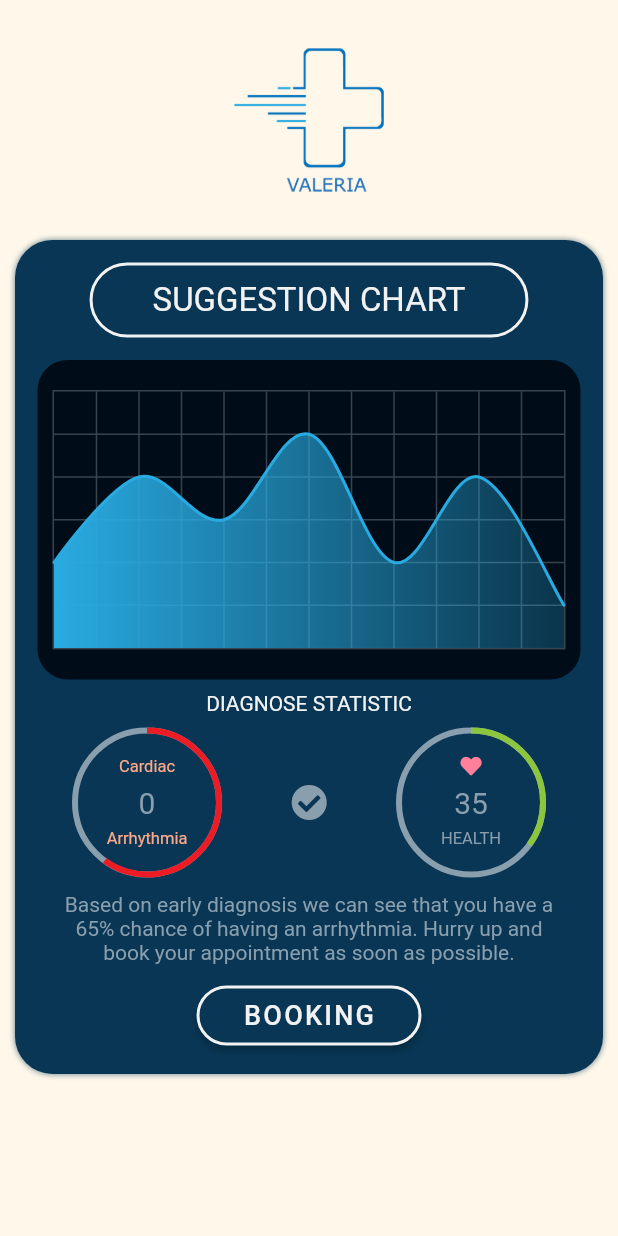
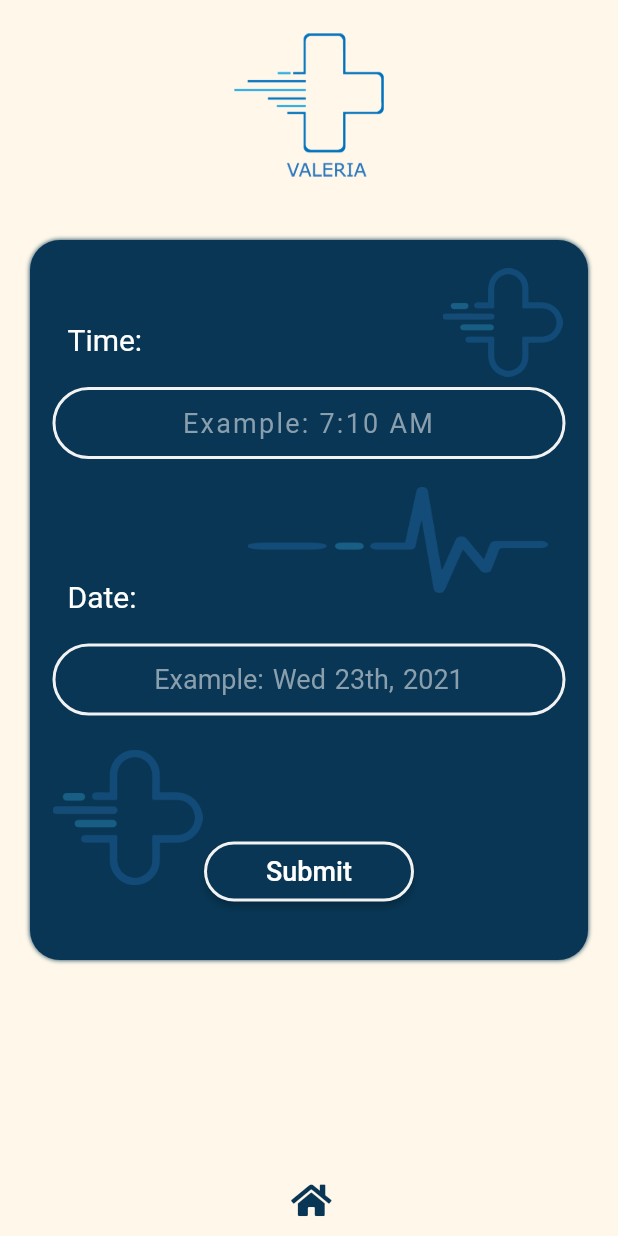
Before and after one commit to nguyenhoanglam1402/valeria-project, a Flutter app: the screen it shows after launch, on a phone screen of 412 x 824 dp. Run offline on Flutter 3.47's test engine with Material 2 defaults, Android fonts, the light colour scheme and no system bars; drawn by our look-alikes of fl_chart, percent_indicator; our stand-ins replace font_awesome_flutter.

Commit message:
[Updated - May 31st, 2021] - [LamDev] + Added blank_page.dart. + Updated and modified main.dart. + Added schedule_picker.dart.

```diff
--- /dev/null
+++ b/lib/activitives/blank_page.dart
@@ -0,0 +1,60 @@
+import 'package:flutter/material.dart';
+import 'dart:math' as math;
+import 'package:font_awesome_flutter/font_awesome_flutter.dart';
+import 'package:valeria_app/widgets/schedule_picker.dart';
+
+class BlankPage extends StatelessWidget {
+  const BlankPage({Key key}) : super(key: key);
+
+
+  @override
+  Widget build(BuildContext context) {
+    return Scaffold(
+      backgroundColor: Color(0xffFFF8EA),
+      body: SafeArea(
+        child: Stack(
+          children: [
+            ListView(
+              children: [
+                Column(
+                  children: [
+                    Padding(
+                      padding: const EdgeInsets.only(
+                          top: 20.0,
+                          bottom: 20.0
+                      ),
+                      child: Image.asset(
+                        'lib/resource/logo.png',
+                        height: 100,
+                        width: 100,
+                      ),
+                    ),
+                    Padding(
+                      padding: EdgeInsets.only(
+                          top: 20,
+                          right: 20,
+                          left: 20,
+                          bottom: 5
+                      ),
+                      child: SchedulePicker(),
+                    ),
+                  ],
+                )
+              ],
+            ),
+            Align(
+              alignment: Alignment.bottomCenter,
+              child: TextButton(
+                child: Icon(
+                  FontAwesomeIcons.home,
+                  color: Color(0xFF083654),
+
+                ),
+              ),
+            )
+          ],
+        )
+      ),
+    );
+  }
+}
--- a/lib/main.dart
+++ b/lib/main.dart
@@ -1,4 +1,5 @@
 import 'package:flutter/material.dart';
+import 'package:valeria_app/activitives/blank_page.dart';
 import 'package:valeria_app/activitives/dashboard.dart';
 import 'package:valeria_app/activitives/diagnose.dart';
 import 'package:valeria_app/activitives/home.dart';
@@ -8,7 +9,8 @@ import 'package:valeria_app/activitives/services.dart';
 void main() {
   runApp(
     MaterialApp(
-      home: DiagnosePage()
+      debugShowCheckedModeBanner: false,
+      home: BlankPage()
     ),
   );
 }
--- /dev/null
+++ b/lib/widgets/schedule_picker.dart
@@ -0,0 +1,269 @@
+import 'package:flutter/cupertino.dart';
+import 'package:flutter/material.dart';
+import 'dart:math' as math;
+
+import 'package:intl/intl.dart';
+
+class SchedulePicker extends StatefulWidget {
+  const SchedulePicker({Key key}) : super(key: key);
+
+  @override
+  _SchedulePickerState createState() => _SchedulePickerState();
+}
+
+class _SchedulePickerState extends State<SchedulePicker> {
+  TimeOfDay _time = TimeOfDay.now();
+  TimeOfDay _timePicker;
+  DateTime _dateTime = DateTime.now();
+  DateTime _datePicker;
+
+  TextEditingController timeEditingControl =  TextEditingController();
+  TextEditingController dateEditingControl =  TextEditingController();
+
+  Future<Null> pickTime(BuildContext context) async {
+    _timePicker = await showTimePicker(
+        context: context,
+        initialTime: _time
+    );
+
+    setState(() {
+      if(_timePicker !=null){
+        _time = _timePicker;
+        timeEditingControl.text = _time.format(context);
+      }
+    });
+  }
+
+  Future<Null> pickDate(BuildContext context) async {
+    _datePicker = await showDatePicker(
+      context: context,
+      initialDate: _dateTime,
+      firstDate: DateTime(2021),
+      lastDate: DateTime(2025)
+    );
+
+    setState(() {
+      if(_datePicker != null){
+        _dateTime = _datePicker;
+        dateEditingControl.text = DateFormat('E, MMM dd, yyyy').format(_dateTime);
+      }
+    });
+  }
+
+
+  @override
+  Widget build(BuildContext context) {
+    return Container(
+      child: Container(
+          padding: EdgeInsets.all(15),
+          width: double.infinity,
+          height: 480,
+          decoration: new BoxDecoration(
+              borderRadius: BorderRadius.circular(20),
+              color: Color(0xff083654),
+              boxShadow: [
+                BoxShadow(
+                    color: Color(0xff083654),
+                    blurRadius: 2
+                )
+              ]
+          ),
+          child: Stack(
+            children: [
+              Positioned(
+                left: 260,
+                child: Image.asset(
+                  'lib/resource/rounded_plus.png',
+                  height: 80,
+                  width: 80,
+                ),
+              ),
+              Positioned(
+                  top: 110,
+                  left: 130,
+                  child: Transform(
+                    alignment: Alignment.center,
+                    transform: Matrix4.rotationY(math.pi),
+                    child: Image.asset(
+                      'lib/resource/heart_beat.png',
+                      width: 200,
+                      height: 150,
+                    ),
+                  )
+              ),
+              Positioned(
+                bottom: 30,
+                left: 0,
+                child: Image.asset(
+                  'lib/resource/rounded_plus.png',
+                  height: 100,
+                  width: 100,
+                ),
+              ),
+              Column(
+                children: [
+                  Padding(
+                    padding: const EdgeInsets.only(
+                        top: 40.0,
+                        left: 10,
+                        bottom: 20
+                    ),
+                    child: Row(
+                      children: [
+                        Text(
+                          'Time:',
+                          style: TextStyle(
+                              color: Colors.white,
+                              fontSize: 20
+                          ),
+                        )
+                      ],
+                    ),
+                  ),
+                  Container(
+                    child: TextField(
+                      textAlign: TextAlign.center,
+                      readOnly: true,
+                      decoration: InputDecoration(
+                          hintText: 'Example: 7:10 AM',
+                          hintStyle: TextStyle(
+                            color: Color(0xff8a9fae),
+                          ),
+                          contentPadding: EdgeInsets.only(
+                              top: 5,
+                              bottom: 5,
+                              right: 15,
+                              left: 15
+                          ),
+                          focusedBorder: OutlineInputBorder(
+                              borderRadius: BorderRadius.circular(50),
+                              borderSide: BorderSide(
+                                  color: Color(0xffF2F2F2),
+                                  width: 2
+                              )
+                          ),
+                          border: OutlineInputBorder(
+                              borderRadius: BorderRadius.circular(50),
+                              borderSide: BorderSide(
+                                width: 2,
+                                color: Color(0xFFF2F2F2),
+                              )
+                          ),
+                          enabledBorder: OutlineInputBorder(
+                              borderRadius: BorderRadius.circular(50),
+                              borderSide: BorderSide(
+                                  width: 2,
+                                  color: Color(0xffF2F2F2)
+                              )
+                          ),
+                      ),
+                      style: TextStyle(
+                        color: Colors.white,
+                        fontSize: 18,
+                        letterSpacing: 1.5,
+                      ),
+                      onTap: () async {
+                        pickTime(context);
+                      },
+                      controller: timeEditingControl,
+                    ),
+                  ),
+                  Container(
+                    margin: const EdgeInsets.only(
+                        top: 80.0,
+                        left: 10,
+                        bottom: 20
+                    ),
+                    child: Row(
+                      children: [
+                        Text(
+                          'Date:',
+                          style: TextStyle(
+                              color: Colors.white,
+                              fontSize: 20
+                          ),
+                        )
+                      ],
+                    ),
+                  ),
+                  Container(
+                    child: TextField(
+                      readOnly: true,
+                      textAlign: TextAlign.center,
+                      style: TextStyle(
+                        fontSize: 18,
+                        wordSpacing: 1.5,
+                        color: Colors.white
+                      ),
+                      onTap: () async{
+                        pickDate(context);
+                      },
+                      controller: dateEditingControl,
+                      decoration: InputDecoration(
+                          hintText: 'Example: Wed 23th, 2021',
+                          hintStyle: TextStyle(
+                            color: Color(0xff8a9fae),
+                          ),
+                          contentPadding: EdgeInsets.only(
+                              top: 5,
+                              bottom: 5,
+                              right: 15,
+                              left: 15
+                          ),
+                          focusedBorder: OutlineInputBorder(
+                              borderRadius: BorderRadius.circular(50),
+                              borderSide: BorderSide(
+                                  color: Color(0xffF2F2F2),
+                                  width: 2
+                              )
+                          ),
+                          border: OutlineInputBorder(
+                              borderRadius: BorderRadius.circular(50),
+                              borderSide: BorderSide(
+                                width: 2,
+                                color: Color(0xFFF2F2F2),
+                              )
+                          ),
+                          enabledBorder: OutlineInputBorder(
+                              borderRadius: BorderRadius.circular(50),
+                              borderSide: BorderSide(
+                                  width: 2,
+                                  color: Color(0xffF2F2F2)
+                              )
+                          )
+                      ),
+                    ),
+                  ),
+                  Padding(
+                    padding: EdgeInsets.only(
+                      top: 80,
+                    ),
+                    child: ElevatedButton(
+                      style: ElevatedButton.styleFrom(
+                          primary: Color(0xFF083654),
+                          minimumSize: Size(140, 40),
+                          shape: RoundedRectangleBorder(
+                              borderRadius: BorderRadius.circular(50),
+                              side: BorderSide(
+                                  color: Color(0xFFF2F2F2),
+                                  width: 2
+                              )
+                          )
+                      ),
+                      onPressed: (){},
+                      child: Text(
+                        'Submit',
+                        style: TextStyle(
+                          fontSize: 18,
+                        ),
+                      ),
+                    ),
+                  )
+                ],
+              ),
+            ],
+          )
+      ),
+    );
+  }
+}
--- a/pubspec.yaml
+++ b/pubspec.yaml
@@ -31,6 +31,7 @@ dependencies:
   font_awesome_flutter: ^9.0.0
   percent_indicator: ^3.0.1
   fl_chart: ^0.36.1
+  intl: ^0.17.0
 
 dev_dependencies:
   flutter_test:
```
Also changed, not shown: pubspec.lock.
